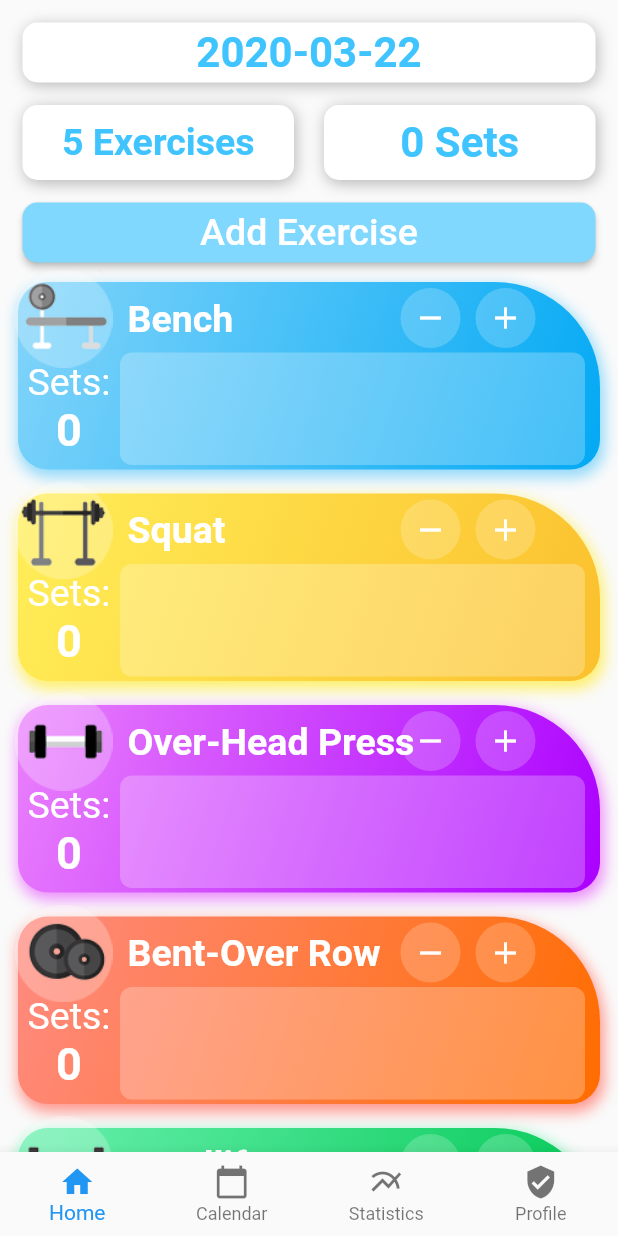
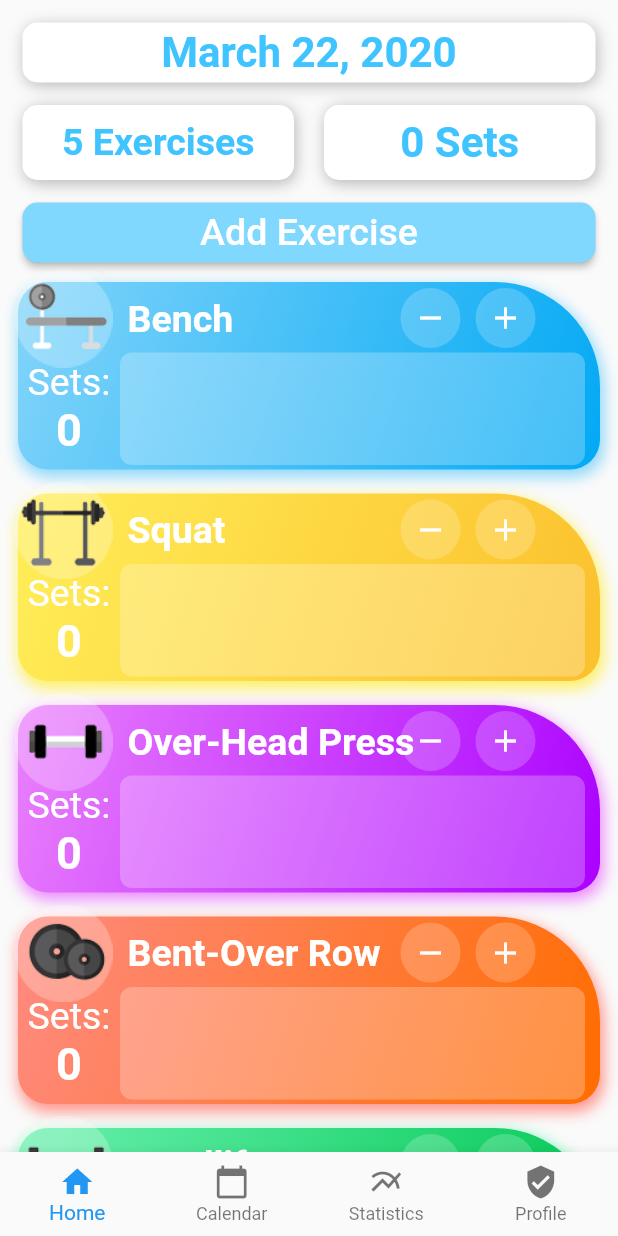
Before and after one commit to YounesBenketira/FitN, a Flutter app: the screen it shows after launch, on a phone screen of 412 x 824 dp. Run offline on Flutter 3.47's test engine with Material 2 defaults, Android fonts, the phone set to English and light mode, and no system bars.

Commit message:
Completed HomePage functionality Code cleanup

```diff
--- a/lib/Logic/exercise.dart
+++ b/lib/Logic/exercise.dart
@@ -6,22 +6,18 @@ import '../Enums/workout.dart';
 class Exercise {
   static int excerciseCount = 0;
   int index;
+  final setList = Map<int, List>();
   final Workout workout;
-  final setList = Map<int, List>();
-  int setCount;
-  ColorTheme color;
-  Icon icon;
+  final ColorTheme theme;
+  final Icon icon;
 
-  Exercise({this.workout, this.color, this.icon}) {
+  Exercise({this.workout, this.theme, this.icon}) {
     this.index = excerciseCount;
     excerciseCount++;
-
-    this.setCount = 0;
   }
 
   void addSet(int reps, int weight) {
-    this.setList.putIfAbsent(setCount, () => [reps, weight]);
-    setCount++;
+    this.setList.putIfAbsent(setList.length, () => [reps, weight]);
   }
 
   void removeSet(int key) {
@@ -31,4 +27,16 @@ class Exercise {
   static void updateExerciseCount() {
     excerciseCount--;
   }
+
+  int getSetCount(){
+    return this.setList.length;
+  }
+
+  int getReps(int set){
+    return setList[set][0];
+  }
+
+  int getWeight(int set){
+    return setList[set][1];
+  }
 }
--- a/lib/Pages/homePage.dart
+++ b/lib/Pages/homePage.dart
@@ -1,8 +1,19 @@
 import 'package:fit_k/Logic/exercise.dart';
-import 'package:fit_k/UI/exerciseDialogueAdd.dart';
-import 'package:fit_k/UI/exerciseWidget.dart';
+import 'package:fit_k/UI/popup_AddExercise.dart';
+import 'package:fit_k/UI/card_Exercise.dart';
 import 'package:flutter/material.dart';
 import 'package:intl/intl.dart';
+
+/*
+  @TODO Fix following UI components
+    - Delete Set
+    - Remove Exercise
+    - Add Exercise
+    - Add Set
+    = Bottom Navigation Icons
+    = Bottom Navigation Border
+    ? Day Review
+ */
 
 class HomePage extends StatefulWidget {
   final Map<DateTime, List<Exercise>> dataSet;
@@ -23,8 +34,8 @@ class _HomePageState extends State<HomePage> {
     var now = new DateTime.now();
     todaysDate = new DateTime(now.year, now.month, now.day);
 
-    var formatter = new DateFormat('yyyy-MM-dd');
-    formattedDate = formatter.format(now);
+    var formatter = new DateFormat.yMMMMd('en_US');
+    formattedDate = formatter.format(todaysDate);
     updateSets();
 
     super.initState();
@@ -33,7 +44,7 @@ class _HomePageState extends State<HomePage> {
   void updateSets() {
     int setCount = 0;
     for (int i = 0; i < widget.dataSet[todaysDate].length; i++) {
-      int sets = widget.dataSet[todaysDate][i].setList.length;
+      int sets = widget.dataSet[todaysDate][i].getSetCount();
 
       setCount += sets;
     }
@@ -65,11 +76,7 @@ class _HomePageState extends State<HomePage> {
       children: <Widget>[
         _buildDayInformation(),
         _buildAddBtn(),
-        Column(
-          children: _getExerciseList().map((entry) {
-            return entry;
-          }).toList(),
-        ),
+        _buildExerciseList(),
       ],
     );
   }
@@ -184,23 +191,6 @@ class _HomePageState extends State<HomePage> {
   }
 
   Widget _buildAddBtn() {
-    Widget _popup() {
-      return ExcerciseDialogueAdd(
-        exerciseList: widget.dataSet[todaysDate],
-        addExercise: addExercise,
-      );
-    }
-
-    void _addExercise() {
-      showDialog(
-        context: context,
-        builder: (context) {
-          return _popup();
-        },
-      );
-
-      //widget.dataSet;
-    }
 
     return Padding(
       padding: const EdgeInsets.only(left: 15.0, right: 15.0, bottom: 5),
@@ -210,7 +200,17 @@ class _HomePageState extends State<HomePage> {
         child: RaisedButton(
           highlightElevation: 8,
           color: Colors.lightBlueAccent[100],
-          onPressed: _addExercise,
+          onPressed: () {
+            showDialog(
+              context: context,
+              builder: (context) {
+                return ExerciseCreationPopup(
+                  exerciseList: widget.dataSet[todaysDate],
+                  addExercise: addExercise,
+                );
+              },
+            );
+          },
           child: Text(
             "Add Exercise",
             style: TextStyle(color: Colors.white, fontSize: 25),
@@ -222,13 +222,15 @@ class _HomePageState extends State<HomePage> {
     );
   }
 
-  List<ExerciseCard> _getExerciseList() {
-    return widget.dataSet[todaysDate].map((entry) {
-      return ExerciseCard(
-        exercise: entry,
-        deleteExercise: removeExercise,
-        updateSets: updateSets,
-      );
-    }).toList();
+  Widget _buildExerciseList() {
+    return Column(
+      children: widget.dataSet[todaysDate].map((entry) {
+        return ExerciseCard(
+          exercise: entry,
+          deleteExercise: removeExercise,
+          updateSets: updateSets,
+        );
+      }).toList(),
+    );
   }
 }
--- a/lib/UI/exerciseWidget.dart
+++ b/lib/UI/card_Exercise.dart
@@ -6,12 +6,64 @@ import '../Logic/exercise.dart';
 //import 'package:fit_k/Enums/cardTheme.dart';
 
 class ExerciseCard extends StatefulWidget {
-  final Exercise exercise;
+  Exercise exercise;
 
-  final Function deleteExercise;
-  final Function updateSets;
+  String _title;
+  List<Color> _theme = new List();
+  Image _icon;
 
-  ExerciseCard({this.exercise, this.deleteExercise, this.updateSets});
+  Function deleteExercise;
+  Function updateSets;
+
+  ExerciseCard({this.exercise, this.deleteExercise, this.updateSets}) {
+    // Dynamically set widget header
+    switch (this.exercise.workout) {
+      case Workout.Bench:
+        this._title = "Bench";
+        this._icon = Image.asset("images/BenchTEMP.png");
+        break;
+      case Workout.Squat:
+        this._title = "Squat";
+        this._icon = Image.asset("images/BarbellTEMP.png");
+        break;
+      case Workout.OverHeadPress:
+        this._title = "Over-Head Press";
+        this._icon = Image.asset("images/DumbbellTEMP.png");
+        break;
+      case Workout.BentOverRow:
+        this._title = "Bent-Over Row";
+        this._icon = Image.asset("images/WeightsTEMP.png");
+        break;
+      case Workout.Deadlift:
+        this._title = "Deadlift";
+        this._icon = Image.asset("images/DeadliftTEMP.png");
+        break;
+    }
+
+    // Dynamically set widget theme
+    switch (this.exercise.theme) {
+      case ColorTheme.Yellow:
+        _theme.add(Colors.yellow[400]);
+        _theme.add(Colors.yellow[700]);
+        break;
+      case ColorTheme.Blue:
+        _theme.add(Colors.lightBlue[200]);
+        _theme.add(Colors.lightBlue[500]);
+        break;
+      case ColorTheme.Purple:
+        _theme.add(Colors.purpleAccent[100]);
+        _theme.add(Colors.purpleAccent[700]);
+        break;
+      case ColorTheme.Peach:
+        _theme.add(Colors.redAccent[100]);
+        _theme.add(Colors.orangeAccent[700]);
+        break;
+      case ColorTheme.Green:
+        _theme.add(Colors.greenAccent);
+        _theme.add(Colors.greenAccent[700]);
+        break;
+    }
+  }
 
   @override
   _ExerciseCardState createState() => _ExerciseCardState();
@@ -21,60 +73,10 @@ class _ExerciseCardState extends State<ExerciseCard> {
   TextEditingController _repController;
   TextEditingController _weightController;
 
-  String title;
-  List<Color> color = new List();
-  Image icon;
-
   @override
   void initState() {
     _repController = new TextEditingController();
     _weightController = new TextEditingController();
-
-    switch (widget.exercise.workout) {
-      case Workout.Bench:
-        title = "Bench";
-        icon = Image.asset("images/BenchTEMP.png");
-        break;
-      case Workout.Squat:
-        title = "Squat";
-        icon = Image.asset("images/BarbellTEMP.png");
-        break;
-      case Workout.OverHeadPress:
-        title = "Over-Head Press";
-        icon = Image.asset("images/DumbbellTEMP.png");
-        break;
-      case Workout.BentOverRow:
-        title = "Bent-Over Row";
-        icon = Image.asset("images/WeightsTEMP.png");
-        break;
-      case Workout.Deadlift:
-        title = "Deadlift";
-        icon = Image.asset("images/DeadliftTEMP.png");
-        break;
-    }
-
-    switch (widget.exercise.color) {
-      case ColorTheme.Yellow:
-        color.add(Colors.yellow[400]);
-        color.add(Colors.yellow[700]);
-        break;
-      case ColorTheme.Blue:
-        color.add(Colors.lightBlue[200]);
-        color.add(Colors.lightBlue[500]);
-        break;
-      case ColorTheme.Purple:
-        color.add(Colors.purpleAccent[100]);
-        color.add(Colors.purpleAccent[700]);
-        break;
-      case ColorTheme.Peach:
-        color.add(Colors.redAccent[100]);
-        color.add(Colors.orangeAccent[700]);
-        break;
-      case ColorTheme.Green:
-        color.add(Colors.greenAccent);
-        color.add(Colors.greenAccent[700]);
-        break;
-    }
 
     super.initState();
   }
@@ -125,7 +127,7 @@ class _ExerciseCardState extends State<ExerciseCard> {
           decoration: BoxDecoration(
               boxShadow: [
                 BoxShadow(
-                  color: color[0].withOpacity(0.9),
+                  color: widget._theme[0].withOpacity(0.9),
                   blurRadius: 8.0, // has the effect of softening the shadow
                   spreadRadius: 1, // has the effect of extending the shadow
                   offset: Offset(
@@ -138,8 +140,8 @@ class _ExerciseCardState extends State<ExerciseCard> {
                 begin: Alignment.topLeft,
                 end: Alignment.bottomRight,
                 colors: [
-                  color[0],
-                  color[1],
+                  widget._theme[0],
+                  widget._theme[1],
                 ],
               ),
               borderRadius: BorderRadius.only(
@@ -161,12 +163,12 @@ class _ExerciseCardState extends State<ExerciseCard> {
           alignment: Alignment.topLeft,
           child: Row(
             children: <Widget>[
-              Container(height: 65, child: Container(width: 75, child: icon)),
+              Container(height: 65, child: Container(width: 75, child: widget._icon)),
               Container(
                 width: 5,
               ),
               Text(
-                title,
+                widget._title,
                 style: TextStyle(
                     fontSize: 25,
                     color: Colors.white,
@@ -219,8 +221,7 @@ class _ExerciseCardState extends State<ExerciseCard> {
                           if (widget.exercise.setList.length == 0)
                             widget.deleteExercise(widget.exercise.index);
                           else
-                            widget.exercise.setList
-                                .remove(widget.exercise.setList.length - 1);
+                            widget.exercise.removeSet(widget.exercise.getSetCount()-1);
 
                           widget.updateSets();
                         });
@@ -370,10 +371,7 @@ class _ExerciseCardState extends State<ExerciseCard> {
                           int reps = int.parse(_repController.text);
                           int weight = int.parse(_weightController.text);
 
-                          widget.exercise.setList.putIfAbsent(
-                            widget.exercise.setList.length,
-                            () => [reps, weight],
-                          );
+                          widget.exercise.addSet(reps, weight);
                           widget.updateSets();
                         });
                         Navigator.of(context).pop();
@@ -475,8 +473,8 @@ class _ExerciseCardState extends State<ExerciseCard> {
 
     List setLog = new List();
     for (int i = 0; i < widget.exercise.setList.length; i++) {
-      int reps = widget.exercise.setList[i][0];
-      int weight = widget.exercise.setList[i][1];
+      int reps = widget.exercise.getReps(i);
+      int weight = widget.exercise.getWeight(i);
       setLog.add(Set(reps, weight));
     }
 
--- a/lib/UI/exerciseDialogueAdd.dart
+++ b/lib/UI/popup_AddExercise.dart
@@ -3,17 +3,17 @@ import 'package:fit_k/Enums/workout.dart';
 import 'package:fit_k/Logic/exercise.dart';
 import 'package:flutter/material.dart';
 
-class ExcerciseDialogueAdd extends StatefulWidget {
+class ExerciseCreationPopup extends StatefulWidget {
   List<Exercise> exerciseList;
   Function addExercise;
 
-  ExcerciseDialogueAdd({this.exerciseList, this.addExercise});
+  ExerciseCreationPopup({this.exerciseList, this.addExercise});
 
   @override
   _ExcerciseDialogueAdd createState() => _ExcerciseDialogueAdd();
 }
 
-class _ExcerciseDialogueAdd extends State<ExcerciseDialogueAdd> {
+class _ExcerciseDialogueAdd extends State<ExerciseCreationPopup> {
   List workoutList = Workout.values;
   List colorList = ColorTheme.values;
 
@@ -171,11 +171,11 @@ class _ExcerciseDialogueAdd extends State<ExcerciseDialogueAdd> {
                   color: Colors.lightBlueAccent[200],
                   onPressed: () {
                     Workout workout = _selectedWorkout;
-                    ColorTheme color = _selectedColor;
+                    ColorTheme theme = _selectedColor;
                     setState(() {
                       widget.addExercise(Exercise(
                         workout: workout,
-                        color: color,
+                        theme: theme,
                       ));
                     });
                     Navigator.of(context).pop();
--- a/lib/main.dart
+++ b/lib/main.dart
@@ -53,17 +53,16 @@ class _MyHomePageState extends State<MyHomePage> {
 
   @override
   void initState() {
-    // @TODO make this universal so i dont just copy paste everywhere
     DateTime now = new DateTime.now();
     DateTime todaysDate = new DateTime(now.year, now.month, now.day);
 
     dataList = {
       todaysDate: [
-        Exercise(workout: Workout.Bench, color: ColorTheme.Blue),
-        Exercise(workout: Workout.Squat, color: ColorTheme.Yellow),
-        Exercise(workout: Workout.OverHeadPress, color: ColorTheme.Purple),
-        Exercise(workout: Workout.BentOverRow, color: ColorTheme.Peach),
-        Exercise(workout: Workout.Deadlift, color: ColorTheme.Green),
+        Exercise(workout: Workout.Bench, theme: ColorTheme.Blue),
+        Exercise(workout: Workout.Squat, theme: ColorTheme.Yellow),
+        Exercise(workout: Workout.OverHeadPress, theme: ColorTheme.Purple),
+        Exercise(workout: Workout.BentOverRow, theme: ColorTheme.Peach),
+        Exercise(workout: Workout.Deadlift, theme: ColorTheme.Green),
       ],
     };
 
```
